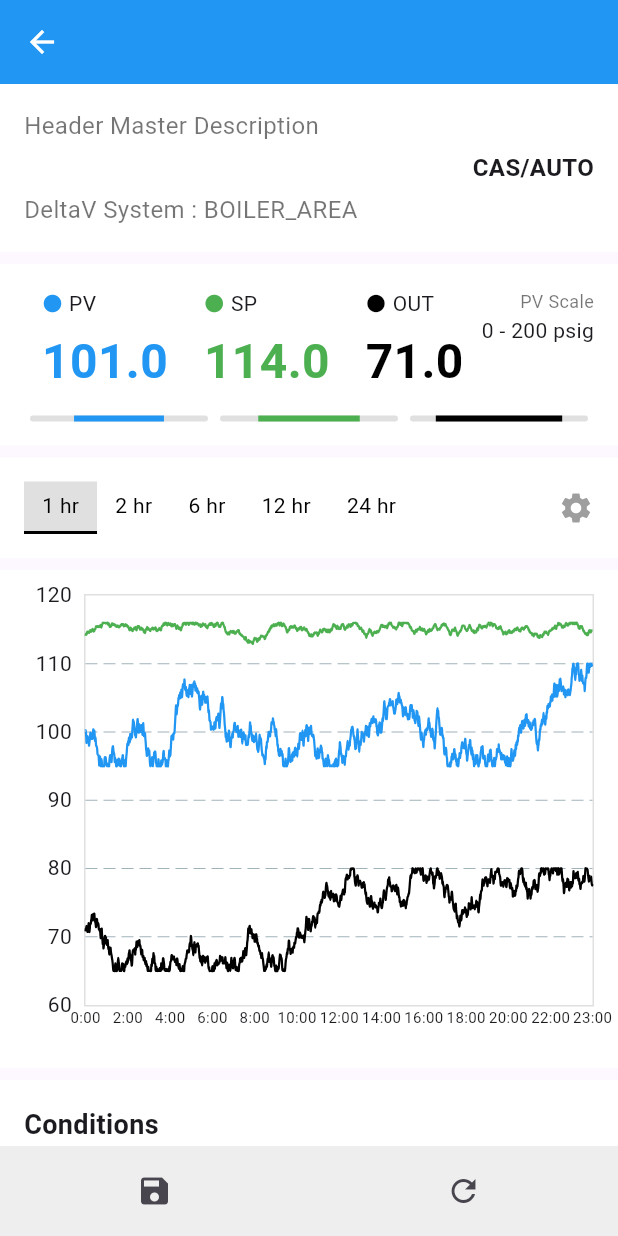
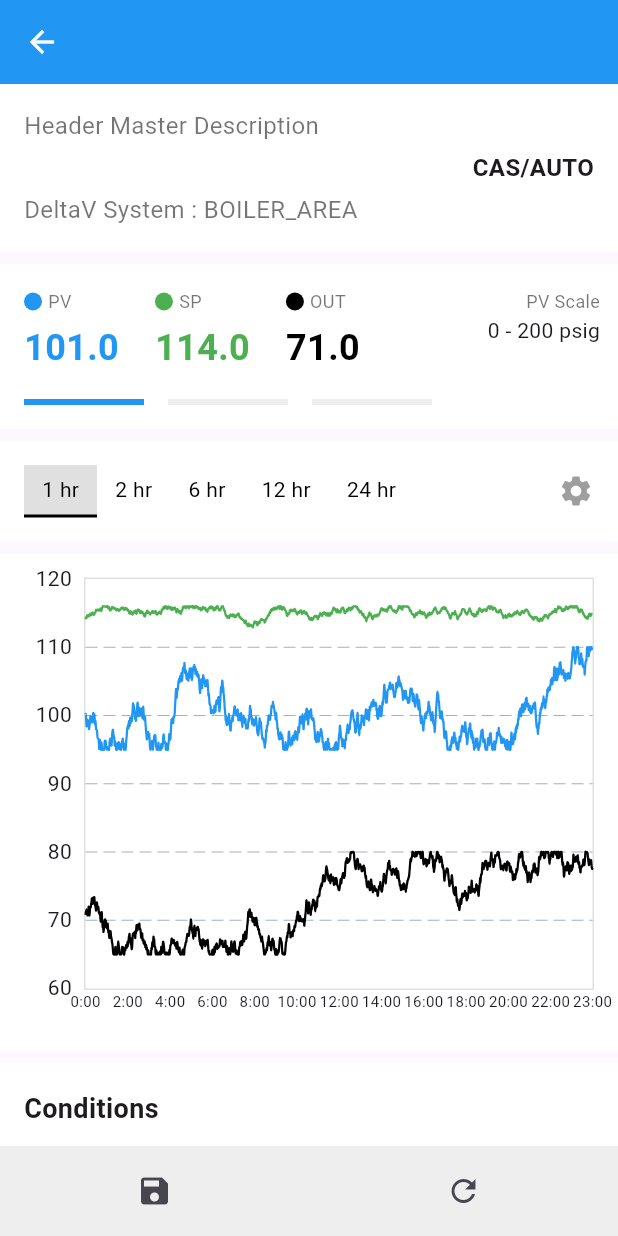
Before and after one commit to pixb/xmemos, a Flutter app: the SensorDetailPage screen opened directly with empty values, on a phone screen of 412 x 824 dp. Run offline on Flutter 3.47's test engine with Material 3 defaults, Android fonts, the phone set to English and light mode, and no system bars; drawn by our look-alikes of fl_chart; our stand-ins replace flutter_markdown, go_router, uni_links; accounts and stored records are empty.

Commit message:
<modify:> pv,sp,out tab

```diff
--- a/lib/pages/sensor_detail_page.dart
+++ b/lib/pages/sensor_detail_page.dart
@@ -156,33 +156,59 @@ class _SensorDetailPageState extends State<SensorDetailPage> {
                     crossAxisAlignment: CrossAxisAlignment.start,
                     children: [
                       // PV, SP, OUT Parameters
-                      Expanded(
-                        child: Row(
-                          mainAxisAlignment: MainAxisAlignment.spaceAround,
+                      SizedBox(
+                        width: MediaQuery.of(context).size.width * 0.75,
+                        child: Column(
+                          crossAxisAlignment: CrossAxisAlignment.start,
+                          children: [
+                            Row(
+                              mainAxisAlignment: MainAxisAlignment.start,
                               children: [
                                 for (var param in _sensorDetail.parameters)
-                              Column(
+                                  Padding(
+                                    padding: const EdgeInsets.only(right: 24),
+                                    child: Column(
                                       crossAxisAlignment: CrossAxisAlignment.start,
                                       children: [
                                         Row(
                                           children: [
-                                      Icon(
-                                        Icons.circle,
+                                            Container(
+                                              width: 12,
+                                              height: 12,
+                                              decoration: BoxDecoration(
+                                                shape: BoxShape.circle,
                                                 color: param.color,
-                                        size: 14,
+                                              ),
                                             ),
                                             const SizedBox(width: 4),
-                                      Text(param.name, style: const TextStyle(fontSize: 14)),
+                                            Text(param.name, style: const TextStyle(fontSize: 12, color: Colors.black54)),
                                           ],
                                         ),
                                         const SizedBox(height: 4),
                                         Text(
-                                    param.value.toString(),
+                                          param.value.toStringAsFixed(1),
                                           style: TextStyle(
-                                      fontSize: 32,
+                                            fontSize: 24,
                                             fontWeight: FontWeight.bold,
                                             color: param.color,
                                           ),
+                                        ),
+                                      ],
+                                    ),
+                                  ),
+                              ],
+                            ),
+                            const SizedBox(height: 16),
+                            // Tab indicators
+                            Row(
+                              mainAxisAlignment: MainAxisAlignment.start,
+                              children: [
+                                for (var i = 0; i < _sensorDetail.parameters.length; i++)
+                                  Container(
+                                    width: 80,
+                                    height: 4,
+                                    margin: const EdgeInsets.only(right: 16),
+                                    color: i == 0 ? Colors.blue : Colors.grey[200],
                                   ),
                               ],
                             ),
@@ -199,31 +225,7 @@ class _SensorDetailPageState extends State<SensorDetailPage> {
                       ),
                     ],
                   ),
-                  const SizedBox(height: 12),
-                  // Progress Bars
-                  Row(
-                    mainAxisAlignment: MainAxisAlignment.spaceBetween,
-                    children: [
-                      for (var param in _sensorDetail.parameters)
-                        Expanded(
-                          child: Container(
-                            height: 4,
-                            margin: const EdgeInsets.symmetric(horizontal: 4),
-                            decoration: BoxDecoration(
-                              color: Colors.grey[300],
-                              borderRadius: BorderRadius.circular(2),
-                            ),
-                            child: FractionallySizedBox(
-                              widthFactor: param.type == SensorParameterType.out ? param.value / 100 : param.value / 200,
-                              child: Container(
-                                color: param.color,
-                                height: 4,
-                              ),
-                            ),
-                          ),
-                        ),
-                    ],
-                  ),
+
                 ],
               ),
             ),
```
Lines whose indentation alone changed are shown as unchanged.
